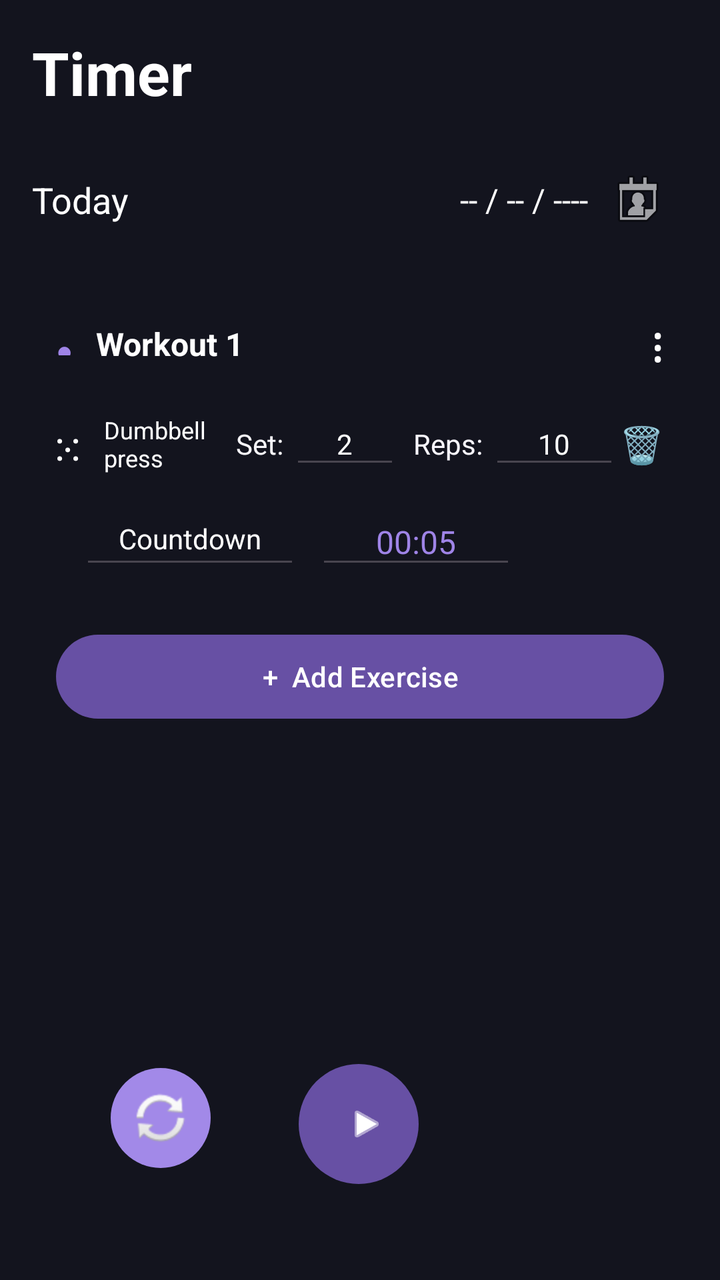
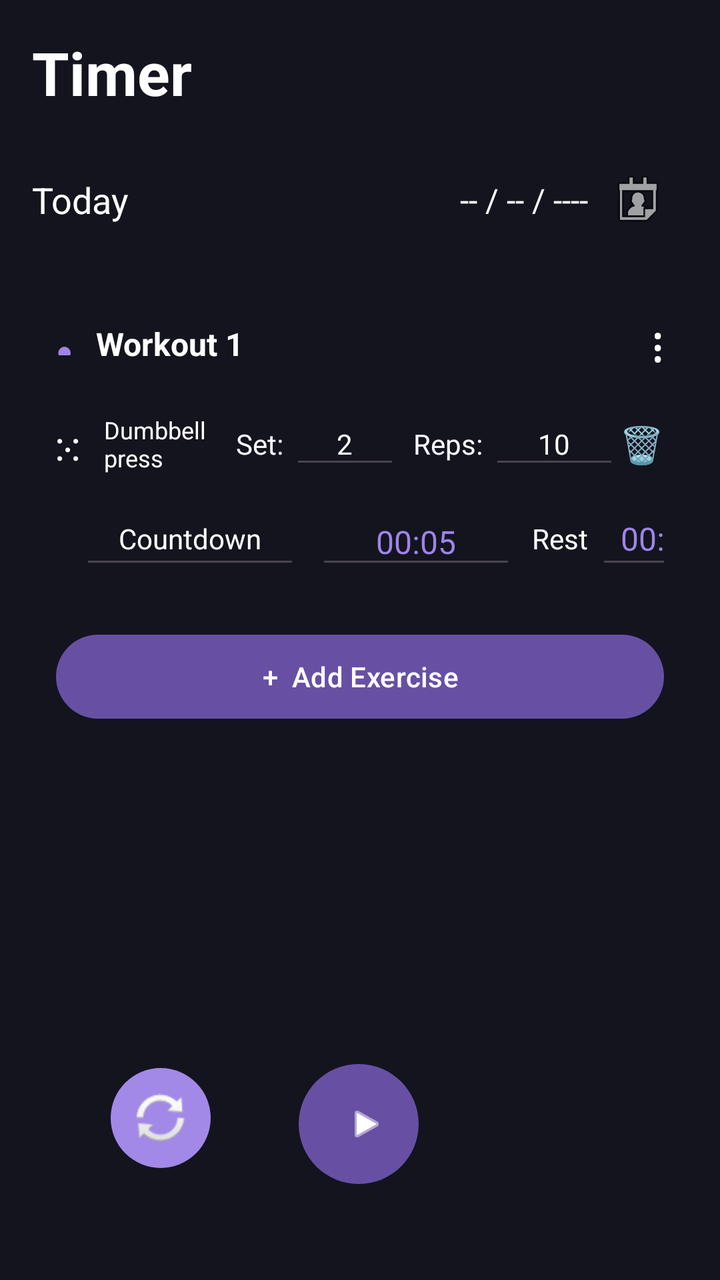

Two renders of the same Android screen: before a commit and after it. Below are the layout's source before the change and the commit's diff.
<!-- AndroidManifest.xml: application theme Theme.DayFlow -->
<!-- res/layout/activity_main.xml -->
<?xml version="1.0" encoding="utf-8"?>
<androidx.constraintlayout.widget.ConstraintLayout xmlns:android="http://schemas.android.com/apk/res/android"
    xmlns:app="http://schemas.android.com/apk/res-auto"
    xmlns:tools="http://schemas.android.com/tools"
    android:id="@+id/main"
    android:layout_width="match_parent"
    android:layout_height="match_parent"
    android:background="#13141E"
    tools:context=".MainActivity">

    <ScrollView
        android:id="@+id/scrollView2"
        android:layout_width="0dp"
        android:layout_height="0dp"
        android:layout_marginBottom="80dp"
        app:layout_constraintBottom_toBottomOf="parent"
        app:layout_constraintEnd_toEndOf="parent"
        app:layout_constraintStart_toStartOf="parent"
        app:layout_constraintTop_toTopOf="parent">

        <LinearLayout
            android:layout_width="match_parent"
            android:layout_height="match_parent"
            android:orientation="vertical"
            android:padding="16dp">

            
            <TextView
                android:id="@+id/textView"
                android:layout_width="wrap_content"
                android:layout_height="wrap_content"
                android:text="Timer"
                android:textColor="#FFFFFF"
                android:textSize="30sp"
                android:textStyle="bold" />

            
            <LinearLayout
                android:layout_width="match_parent"
                android:layout_height="87dp"
                android:gravity="center_vertical"
                android:orientation="horizontal">

                <TextView
                    android:id="@+id/todayText"
                    android:layout_width="0dp"
                    android:layout_height="wrap_content"
                    android:layout_weight="1"
                    android:text="Today"
                    android:textColor="#FFFFFF"
                    android:textSize="18sp" />

                <TextView
                    android:id="@+id/dateText"
                    android:layout_width="wrap_content"
                    android:layout_height="wrap_content"
                    android:text="-- / -- / ----"
                    android:textColor="#FFFFFF"
                    android:textSize="16sp" />

                <ImageButton
                    android:id="@+id/calendarButton"
                    android:layout_width="50dp"
                    android:layout_height="50dp"
                    android:background="@android:color/transparent"
                    android:src="@android:drawable/ic_menu_my_calendar" />

            </LinearLayout>
            
            <LinearLayout
                android:layout_width="match_parent"
                android:layout_height="wrap_content"
                android:orientation="vertical"
                android:padding="12dp">

                
                <LinearLayout
                    android:layout_width="match_parent"
                    android:layout_height="wrap_content"
                    android:gravity="center_vertical"
                    android:orientation="horizontal">

                    <TextView
                        android:id="@+id/workoutIndicator"
                        android:layout_width="12dp"
                        android:layout_height="12dp"
                        android:text="●"
                        android:textColor="#9F84E7"
                        android:textSize="14sp" />

                    <TextView
                        android:id="@+id/workoutName"
                        android:layout_width="0dp"
                        android:layout_height="wrap_content"
                        android:layout_marginStart="8dp"
                        android:layout_weight="1"
                        android:text="Workout 1"
                        android:textColor="#FFFFFF"
                        android:textSize="16sp"
                        android:textStyle="bold" />

                    <TextView
                        android:id="@+id/workoutMenu"
                        android:layout_width="wrap_content"
                        android:layout_height="wrap_content"
                        android:text="⋮"
                        android:textColor="#FFFFFF"
                        android:textSize="24sp" />

                </LinearLayout>


                
                <LinearLayout
                    android:layout_width="match_parent"
                    android:layout_height="wrap_content"
                    android:layout_marginTop="16dp"
                    android:gravity="center_vertical"
                    android:orientation="horizontal">

                    <TextView
                        android:id="@+id/dragExercise"
                        android:layout_width="24dp"
                        android:layout_height="wrap_content"
                        android:text="⁙"
                        android:textColor="#FFFFFF"
                        android:textSize="22sp" />

                    <TextView
                        android:id="@+id/exerciseName"
                        android:layout_width="84dp"
                        android:layout_height="wrap_content"
                        android:layout_weight="1"
                        android:text="Dumbbell press"
                        android:textColor="#FFFFFF"
                        android:textSize="12sp" />

                    <TextView
                        android:id="@+id/setLabel"
                        android:layout_width="wrap_content"
                        android:layout_height="wrap_content"
                        android:text=" Set: "
                        android:textColor="#F8F7FB"
                        android:textSize="14sp" />

                    <AutoCompleteTextView
                        android:id="@+id/setInput"
                        android:layout_width="55dp"
                        android:layout_height="35dp"
                        android:gravity="center"
                        android:inputType="number"
                        android:padding="0dp"
                        android:text="2"
                        android:textColor="#FFFFFF"
                        android:textSize="14sp" />

                    <TextView
                        android:id="@+id/repsLabel"
                        android:layout_width="wrap_content"
                        android:layout_height="wrap_content"
                        android:text="  Reps: "
                        android:textColor="#F8F6FD"
                        android:textSize="14sp" />

                    <AutoCompleteTextView
                        android:id="@+id/repsInput"
                        android:layout_width="65dp"
                        android:layout_height="35dp"
                        android:gravity="center"
                        android:inputType="number"
                        android:padding="0dp"
                        android:text="10"
                        android:textColor="#FFFFFF"
                        android:textSize="14sp" />

                    <TextView
                        android:id="@+id/deleteTask"
                        android:layout_width="wrap_content"
                        android:layout_height="wrap_content"
                        android:text="🗑"
                        android:textSize="18sp" />

                </LinearLayout>

                
                <LinearLayout
                    android:layout_width="match_parent"
                    android:layout_height="wrap_content"
                    android:layout_marginTop="10dp"
                    android:gravity="center_vertical"
                    android:orientation="horizontal">

                    <AutoCompleteTextView
                        android:id="@+id/timerType"
                        android:layout_width="110dp"
                        android:layout_height="40dp"
                        android:layout_marginStart="12dp"
                        android:gravity="center"
                        android:inputType="none"
                        android:padding="0dp"
                        android:text="Countdown"
                        android:textColor="#FFFFFF"
                        android:textSize="14sp" />

                    <EditText
                        android:id="@+id/timerValue"
                        android:layout_width="100dp"
                        android:layout_height="40dp"
                        android:layout_marginStart="8dp"
                        android:gravity="center"
                        android:inputType="text"
                        android:singleLine="true"
                        android:text="00:05"
                        android:textColor="#9F84E7"
                        android:textSize="16sp" />

                </LinearLayout>

                
                <LinearLayout
                    android:layout_width="wrap_content"
                    android:layout_height="wrap_content"
                    android:layout_gravity="center"
                    android:layout_marginTop="8dp"
                    android:gravity="center_vertical"
                    android:orientation="horizontal" />

                
                <Button
                    android:id="@+id/addExercise"
                    android:layout_width="match_parent"
                    android:layout_height="50dp"
                    android:layout_marginTop="16dp"
                    android:text="+  Add Exercise"
                    android:textColor="#FFFFFF"
                    android:textSize="14sp" />

            </LinearLayout>

        </LinearLayout>
    </ScrollView>

    
    <Button
        android:id="@+id/playButton"
        android:layout_width="60dp"
        android:layout_height="60dp"
        android:layout_marginBottom="48dp"
        android:background="@drawable/circle_button"
        android:text=""
        app:icon="@android:drawable/ic_media_play"
        app:iconSize="20dp"
        app:layout_constraintBottom_toBottomOf="parent"
        app:layout_constraintEnd_toEndOf="parent"
        app:layout_constraintHorizontal_bias="0.498"
        app:layout_constraintStart_toStartOf="parent" />

    <ImageButton
        android:id="@+id/resetButton"
        android:layout_width="50dp"
        android:layout_height="50dp"
        android:layout_marginEnd="44dp"
        android:layout_marginBottom="56dp"
        android:background="@drawable/circle_button"
        android:padding="7dp"
        android:scaleType="centerInside"
        android:src="@android:drawable/ic_popup_sync"
        app:layout_constraintBottom_toBottomOf="parent"
        app:layout_constraintEnd_toStartOf="@id/playButton" />
</androidx.constraintlayout.widget.ConstraintLayout>
<!-- resources referenced by this layout -->
<resources>
  <!-- drawable circle_button (drawable) -->
  <?xml version="1.0" encoding="utf-8"?>
  <shape xmlns:android="http://schemas.android.com/apk/res/android"
      android:shape="oval">
  
      <solid android:color="#a289e8"/>
  
  </shape>
  <style name="Theme.DayFlow" parent="Base.Theme.DayFlow" />
  <style name="Base.Theme.DayFlow" parent="Theme.Material3.DayNight.NoActionBar">
          
          
      </style>
</resources>

<!-- the commit's change to res/layout/activity_main.xml (unified diff, before → after) -->
@@ -213,6 +213,29 @@
                         android:text="00:05"
                         android:textColor="#9F84E7"
                         android:textSize="16sp" />
+
+                    <TextView
+                        android:id="@+id/restLabel"
+                        android:layout_width="wrap_content"
+                        android:layout_height="40dp"
+                        android:layout_marginStart="8dp"
+                        android:gravity="center"
+                        android:text="Rest"
+                        android:textColor="#FFFFFF"
+                        android:textSize="14sp" />
+
+                    
+                    <EditText
+                        android:id="@+id/restInput"
+                        android:layout_width="65dp"
+                        android:layout_height="40dp"
+                        android:layout_marginStart="4dp"
+                        android:gravity="center"
+                        android:text="00:30"
+                        android:textColor="#9F84E7"
+                        android:textSize="16sp"
+                        android:inputType="time"
+                        android:padding="0dp" />
 
                 </LinearLayout>
 
